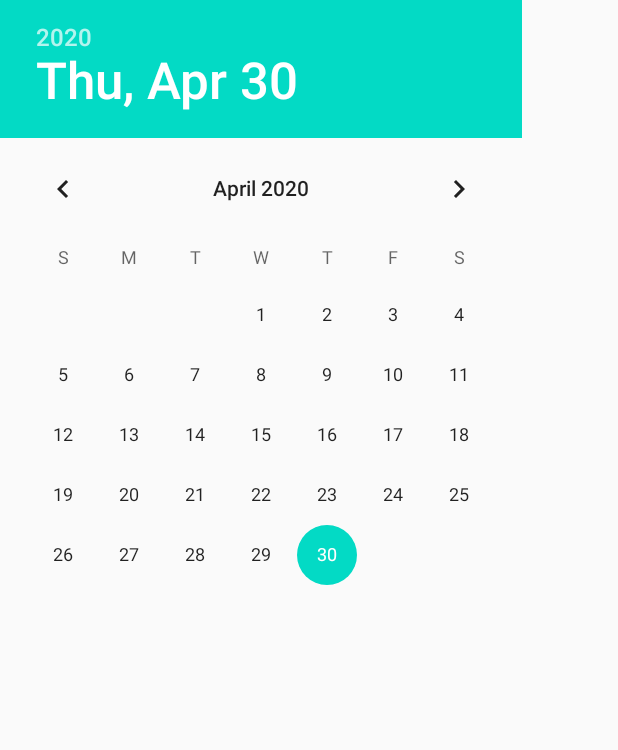
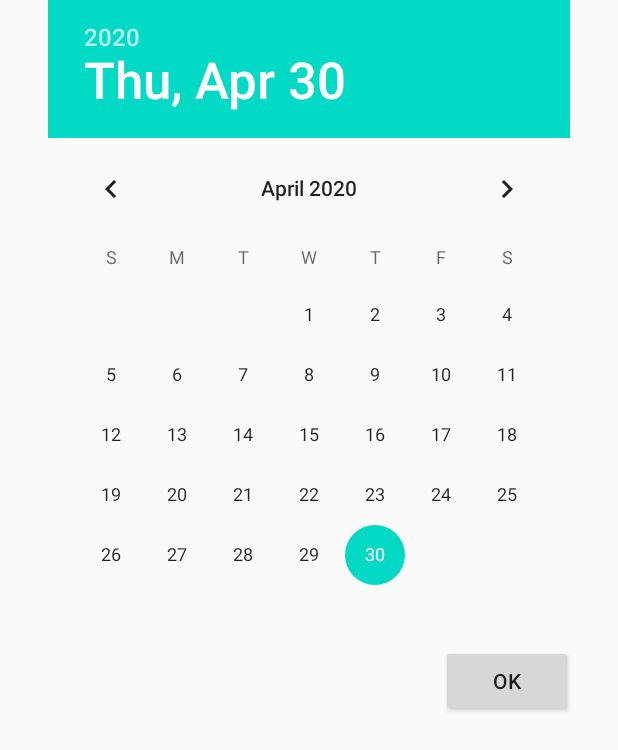
Before and after one commit to kevng2/CriminalIntent, an Android app: the layout dialog_date.xml on its own in the app's theme, with its tools: preview values and no code run, on a phone screen of 412 x 824 dp. Shown: the top 750 px of the screen. Run offline under Robolectric (Android 15) with nearby library versions, the phone set to English and light mode, and no system bars.

Commit message:
updating everything

```diff
--- a/app/src/main/AndroidManifest.xml
+++ b/app/src/main/AndroidManifest.xml
@@ -17,6 +17,7 @@
         </activity>
         <activity android:name=".CrimePagerActivity">
         </activity>
+        <activity android:name=".DatePickerActivity" />
     </application>
 
 </manifest>
--- a/app/src/main/java/com/bignerdranch/android/criminalintent/CrimeListActivity.java
+++ b/app/src/main/java/com/bignerdranch/android/criminalintent/CrimeListActivity.java
@@ -2,7 +2,7 @@ package com.bignerdranch.android.criminalintent;
 
 import androidx.fragment.app.Fragment;
 
-public class CrimeListActivity extends SingleFragmentActivity{
+public class CrimeListActivity extends SingleFragmentActivity {
     @Override
     protected Fragment createFragment() {
         return new CrimeListFragment();
--- a/app/src/main/java/com/bignerdranch/android/criminalintent/CrimeListFragment.java
+++ b/app/src/main/java/com/bignerdranch/android/criminalintent/CrimeListFragment.java
@@ -16,6 +16,7 @@ import java.text.DateFormat;
 import java.util.List;
 
 public class CrimeListFragment extends Fragment {
+    private static final String TAG = "CrimeListFragment";
     private RecyclerView mCrimeRecyclerView;
     private CrimeAdapter mAdapter;
     private int mPosition;
--- a/app/src/main/java/com/bignerdranch/android/criminalintent/CrimePagerActivity.java
+++ b/app/src/main/java/com/bignerdranch/android/criminalintent/CrimePagerActivity.java
@@ -59,7 +59,7 @@ public class CrimePagerActivity extends AppCompatActivity {
                     mFirstButton.setEnabled(false);
                 }
                 else if (position == mCrimes.size() - 1) {
-                   mLastButton.setEnabled(false);
+                    mLastButton.setEnabled(false);
                 }
                 else {
                     mFirstButton.setEnabled(true);
--- a/app/src/main/res/layout/dialog_date.xml
+++ b/app/src/main/res/layout/dialog_date.xml
@@ -1,8 +1,26 @@
 <?xml version="1.0" encoding="utf-8"?>
-<DatePicker
+<androidx.constraintlayout.widget.ConstraintLayout
     xmlns:android="http://schemas.android.com/apk/res/android"
-    android:layout_width="wrap_content"
-    android:layout_height="wrap_content"
-    android:id="@+id/dialog_date_picker"
-    android:calendarViewShown="false">
-</DatePicker>
+    xmlns:app="http://schemas.android.com/apk/res-auto"
+    android:layout_width="match_parent"
+    android:layout_height="match_parent">
+
+    <DatePicker
+        android:id="@+id/dialog_date_picker"
+        android:layout_width="wrap_content"
+        android:layout_height="wrap_content"
+        android:calendarViewShown="false"
+        app:layout_constraintEnd_toEndOf="parent"
+        app:layout_constraintStart_toStartOf="parent"
+        app:layout_constraintTop_toTopOf="parent" />
+
+    <Button
+        android:id="@+id/ok_button"
+        android:layout_width="wrap_content"
+        android:layout_height="wrap_content"
+        android:text="@string/ok_button"
+        app:layout_constraintEnd_toEndOf="parent"
+        app:layout_constraintHorizontal_bias="0.907"
+        app:layout_constraintStart_toStartOf="parent"
+        app:layout_constraintTop_toBottomOf="@+id/dialog_date_picker" />
+</androidx.constraintlayout.widget.ConstraintLayout>
--- a/app/src/main/res/layout/frament_crime.xml
+++ b/app/src/main/res/layout/fragment_crime.xml
@@ -23,6 +23,10 @@
         android:id="@+id/crime_date"
         android:layout_width="match_parent"
         android:layout_height="wrap_content"/>
+    <Button
+        android:layout_width="match_parent"
+        android:layout_height="wrap_content"
+        android:id="@+id/crime_time"/>
     <CheckBox
         android:id="@+id/crime_solved"
         android:layout_width="match_parent"
--- a/app/src/main/res/values/strings.xml
+++ b/app/src/main/res/values/strings.xml
@@ -11,4 +11,5 @@
     <string name="last">Last Crime</string>
     <string name="date_picker_title">Date of crime:</string>
     <string name="todo">TODO</string>
+    <string name="ok_button">OK</string>
 </resources>
--- a/build.gradle
+++ b/build.gradle
@@ -8,7 +8,7 @@ buildscript {
 
     }
     dependencies {
-        classpath 'com.android.tools.build:gradle:3.6.1'
+        classpath 'com.android.tools.build:gradle:3.6.3'
 
 
         // NOTE: Do not place your application dependencies here; they belong
```
Also changed, not shown: app/src/main/java/com/bignerdranch/android/criminalintent/CrimeFragment.java (+53 -3 lines), app/src/main/java/com/bignerdranch/android/criminalintent/DatePickerActivity.java (added, +16 -0 lines), app/src/main/java/com/bignerdranch/android/criminalintent/DatePickerFragment.java (+44 -8 lines), app/src/main/java/com/bignerdranch/android/criminalintent/TimePickerFragment.java (added, +83 -0 lines), app/src/main/res/layout/activity_crime_pager.xml (+6 -2 lines), app/src/main/res/layout/dialog_time.xml (added, +7 -0 lines), 4 other files.
